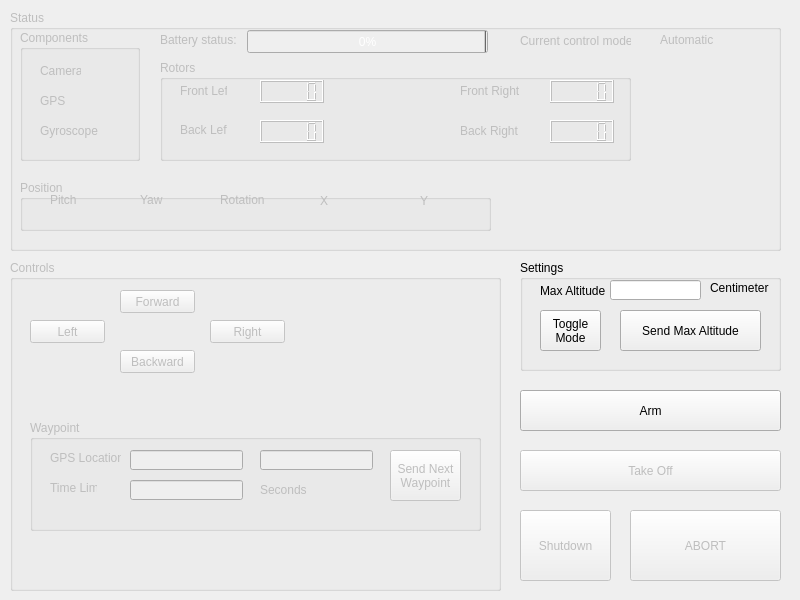
Old version of the form GUI/quadcopterwindow.ui in the repository madmilla/THO78-Roborescue.
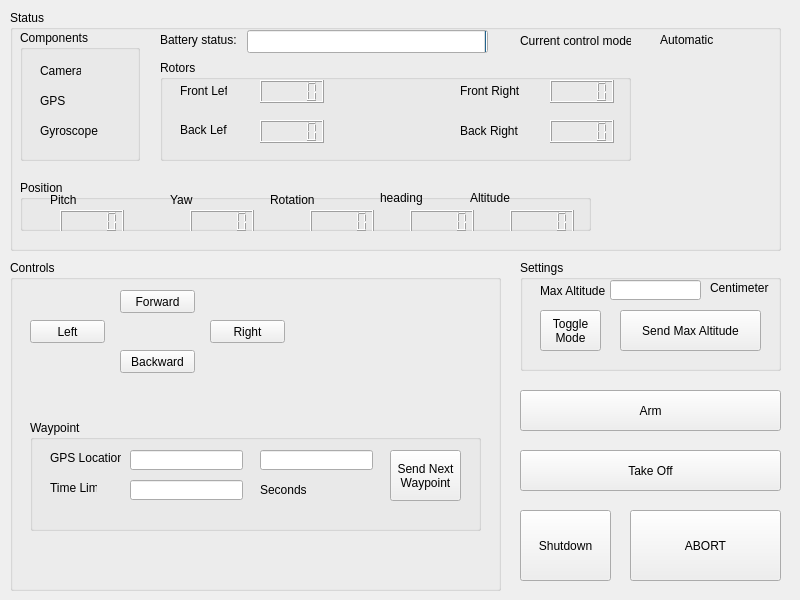
New version of the form.

Diff of the .ui file:
```diff
--- a/GUI/quadcopterwindow.ui
+++ b/GUI/quadcopterwindow.ui
@@ -2,6 +2,9 @@
 <ui version="4.0">
  <class>QuadCopterWindow</class>
  <widget class="QMainWindow" name="QuadCopterWindow">
+  <property name="enabled">
+   <bool>true</bool>
+  </property>
   <property name="geometry">
    <rect>
     <x>0</x>
@@ -27,9 +30,6 @@
   </property>
   <widget class="QWidget" name="centralwidget">
    <widget class="QGroupBox" name="statusBox">
-    <property name="enabled">
-     <bool>false</bool>
-    </property>
     <property name="geometry">
      <rect>
       <x>10</x>
@@ -264,39 +264,13 @@
       <rect>
        <x>10</x>
        <y>170</y>
-       <width>471</width>
+       <width>571</width>
        <height>51</height>
       </rect>
      </property>
      <property name="title">
       <string>Position</string>
      </property>
-     <widget class="QLabel" name="xLabel">
-      <property name="geometry">
-       <rect>
-        <x>300</x>
-        <y>10</y>
-        <width>16</width>
-        <height>21</height>
-       </rect>
-      </property>
-      <property name="text">
-       <string>X</string>
-      </property>
-     </widget>
-     <widget class="QLabel" name="yLabel">
-      <property name="geometry">
-       <rect>
-        <x>400</x>
-        <y>10</y>
-        <width>16</width>
-        <height>21</height>
-       </rect>
-      </property>
-      <property name="text">
-       <string>Y</string>
-      </property>
-     </widget>
      <widget class="QLabel" name="pitchLabel">
       <property name="geometry">
        <rect>
@@ -313,7 +287,7 @@
      <widget class="QLabel" name="yawLabel">
       <property name="geometry">
        <rect>
-        <x>120</x>
+        <x>150</x>
         <y>10</y>
         <width>47</width>
         <height>20</height>
@@ -326,7 +300,7 @@
      <widget class="QLabel" name="rotationLabel">
       <property name="geometry">
        <rect>
-        <x>200</x>
+        <x>250</x>
         <y>10</y>
         <width>47</width>
         <height>20</height>
@@ -336,12 +310,85 @@
        <string>Rotation</string>
       </property>
      </widget>
+     <widget class="QLabel" name="altitudeLabel">
+      <property name="geometry">
+       <rect>
+        <x>450</x>
+        <y>10</y>
+        <width>47</width>
+        <height>16</height>
+       </rect>
+      </property>
+      <property name="text">
+       <string>Altitude</string>
+      </property>
+     </widget>
+     <widget class="QLCDNumber" name="pitchValue">
+      <property name="geometry">
+       <rect>
+        <x>40</x>
+        <y>30</y>
+        <width>64</width>
+        <height>23</height>
+       </rect>
+      </property>
+     </widget>
+     <widget class="QLCDNumber" name="yawValue">
+      <property name="geometry">
+       <rect>
+        <x>170</x>
+        <y>30</y>
+        <width>64</width>
+        <height>23</height>
+       </rect>
+      </property>
+     </widget>
+     <widget class="QLCDNumber" name="rotationValue">
+      <property name="geometry">
+       <rect>
+        <x>290</x>
+        <y>30</y>
+        <width>64</width>
+        <height>23</height>
+       </rect>
+      </property>
+     </widget>
+     <widget class="QLCDNumber" name="altitudeValue">
+      <property name="geometry">
+       <rect>
+        <x>490</x>
+        <y>30</y>
+        <width>64</width>
+        <height>23</height>
+       </rect>
+      </property>
+     </widget>
+     <widget class="QLabel" name="headingLabel">
+      <property name="geometry">
+       <rect>
+        <x>360</x>
+        <y>10</y>
+        <width>47</width>
+        <height>16</height>
+       </rect>
+      </property>
+      <property name="text">
+       <string>heading</string>
+      </property>
+     </widget>
+     <widget class="QLCDNumber" name="headingValue">
+      <property name="geometry">
+       <rect>
+        <x>390</x>
+        <y>30</y>
+        <width>64</width>
+        <height>23</height>
+       </rect>
+      </property>
+     </widget>
     </widget>
    </widget>
    <widget class="QGroupBox" name="controlsBox">
-    <property name="enabled">
-     <bool>false</bool>
-    </property>
     <property name="geometry">
      <rect>
       <x>10</x>
@@ -512,9 +559,6 @@
     </widget>
    </widget>
    <widget class="QPushButton" name="abortButton">
-    <property name="enabled">
-     <bool>false</bool>
-    </property>
     <property name="geometry">
      <rect>
       <x>630</x>
@@ -531,9 +575,6 @@
     </property>
    </widget>
    <widget class="QPushButton" name="takeOff_LandButton">
-    <property name="enabled">
-     <bool>false</bool>
-    </property>
     <property name="geometry">
      <rect>
       <x>520</x>
@@ -563,9 +604,6 @@
     </property>
    </widget>
    <widget class="QPushButton" name="shutdownButton">
-    <property name="enabled">
-     <bool>false</bool>
-    </property>
     <property name="geometry">
      <rect>
       <x>520</x>
```
